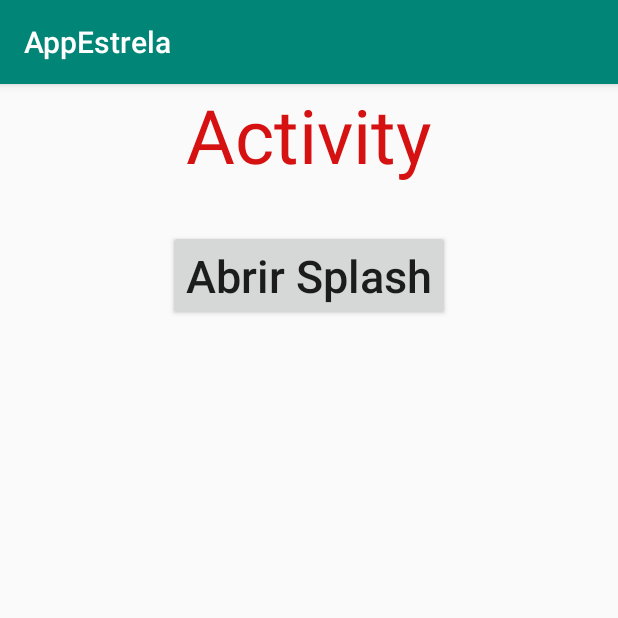
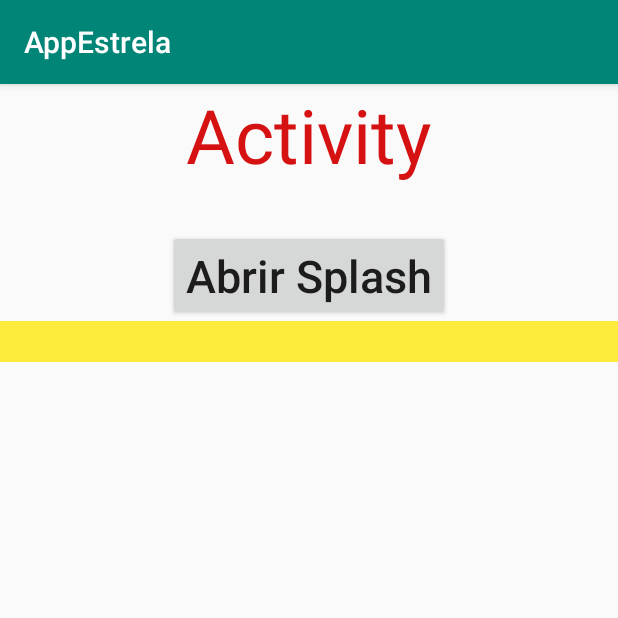
Before and after one commit to SaamueelProfetaTI92/AppEstrela, an Android app: the MainActivity screen opened directly, with no data from a screen before it, on a phone screen of 412 x 824 dp, the top half of it. Run offline under Robolectric (Android 15) with nearby library versions, the phone set to English and light mode, and no system bars.

Commit message:
Alterado 17:20

```diff
--- /dev/null
+++ b/app/src/main/res/drawable/borda_botao.xml
@@ -0,0 +1,7 @@
+<?xml version="1.0" encoding="utf-8"?>
+<shape xmlns:android="http://schemas.android.com/apk/res/android"
+    android:shape="rectangle">
+    <stroke
+        android:width="20dp"
+        android:color="#FFEB3B" />
+</shape>
--- a/app/src/main/res/layout/activity_main.xml
+++ b/app/src/main/res/layout/activity_main.xml
@@ -27,5 +27,13 @@
         android:textAllCaps="false"
         />
 
+    <EditText
+        android:layout_width="match_parent"
+        android:layout_height="wrap_content"
+        android:inputType="textPassword"
+        android:textSize="20sp"
+        android:background="@drawable/borda_botao"
+        />
+
 
 </LinearLayout>
```
